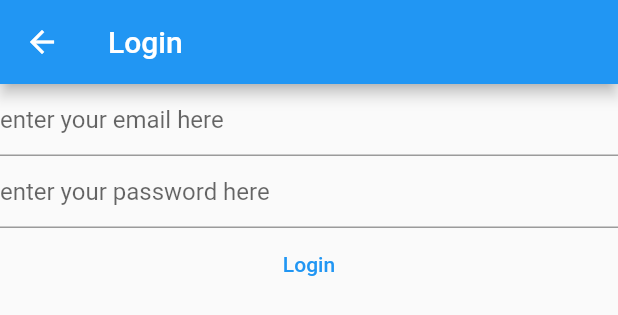
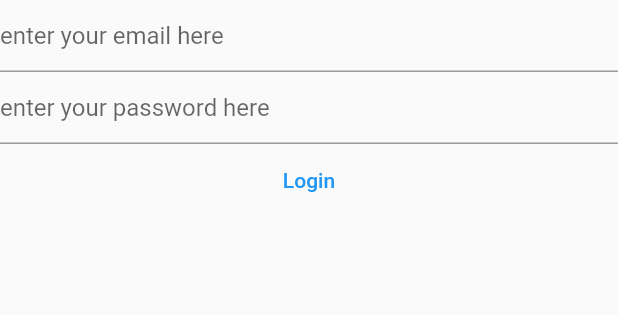
Before and after one commit to najmulmyself/mynotes, a Flutter app: the LoginView widget shown alone on an empty page, opened directly, on a phone screen of 412 x 824 dp. Shown: the top 315 px of the screen. Run offline on Flutter 3.47's test engine with Material 2 defaults, Android fonts, the phone set to English and light mode, and no system bars; our stand-ins replace firebase_auth, firebase_core; accounts and stored records are empty.

```diff
--- a/lib/screens/login_view.dart
+++ b/lib/screens/login_view.dart
@@ -31,25 +31,13 @@ class _LoginViewState extends State<LoginView> {
 
   @override
   Widget build(BuildContext context) {
-    return Scaffold(
-      appBar: AppBar(
-        title: const Text('Login'),
-      ),
-      body: FutureBuilder(
-        future: Firebase.initializeApp(
-          options: DefaultFirebaseOptions.currentPlatform,
-        ),
-        builder: (context, snapshot) {
-          switch (snapshot.connectionState) {
-            case ConnectionState.done:
     return Column(
       children: [
         TextField(
           obscureText: false,
           keyboardType: TextInputType.emailAddress,
           controller: _email,
-                    decoration:
-                        const InputDecoration(hintText: 'enter your email here'),
+          decoration: const InputDecoration(hintText: 'enter your email here'),
         ),
         TextField(
           obscureText: true,
@@ -65,14 +53,14 @@ class _LoginViewState extends State<LoginView> {
             final email = _email.text;
             final password = _password.text;
             try {
-                        final userCredential = await FirebaseAuth.instance
-                            .signInWithEmailAndPassword(
+              final userCredential =
+                  await FirebaseAuth.instance.signInWithEmailAndPassword(
                 email: email,
                 password: password,
               );
               print(userCredential);
             } on FirebaseAuthException catch (e) {
-                        if(e.code == 'user-not-found'){
+              if (e.code == 'user-not-found') {
                 print('User not found');
               }
             }
@@ -81,11 +69,5 @@ class _LoginViewState extends State<LoginView> {
         ),
       ],
     );
-            default:
-              return const Text('loading....');
-          }
-        },
-      ),
-    );
   }
 }
```
Lines whose indentation alone changed are shown as unchanged.
